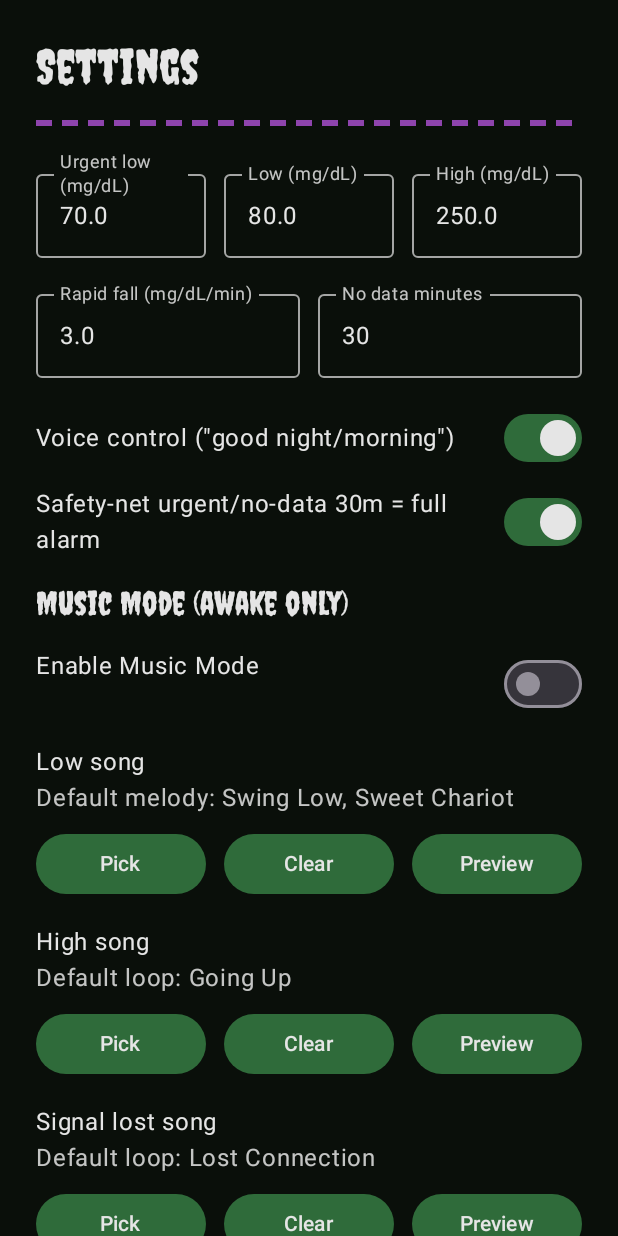
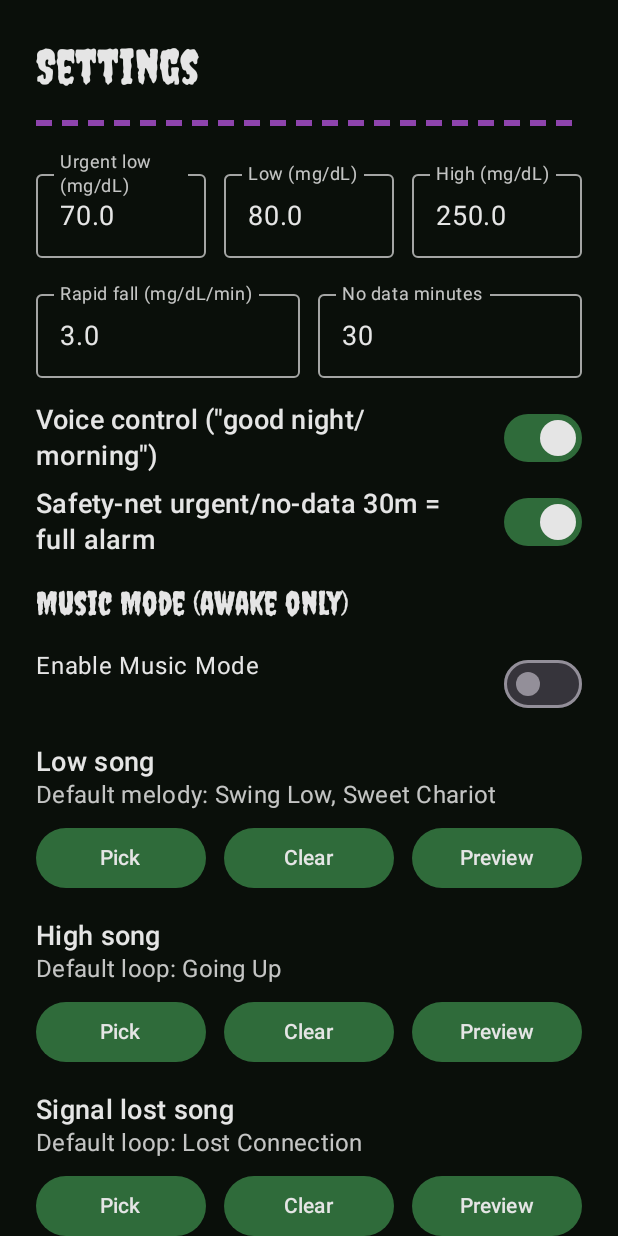
Before and after one commit to codescrapbook/g7-night-alarm, an Android app built with Jetpack Compose: the screen it shows after launch (MainActivity), after a tap on "Settings", on a phone screen of 412 x 824 dp. Run offline under Robolectric (Android 15) with nearby library versions, the phone set to English and light mode, and no system bars; our stand-ins replace Room's generated code.

Commit message:
a11y: alarm screens large AAA text, instruction 28sp above control; age line 24sp; scroll safe at fontScale 2.0; Home/Settings min text sizes and semantics; add fontScale=2 Roborazzi screenshots (phone+tablet) and text-size test; enable Espresso accessibility checks
Co-authored-by: Joe Seeley <codescrapbook@users.noreply.github.com>

```diff
--- a/app/build.gradle.kts
+++ b/app/build.gradle.kts
@@ -117,6 +117,8 @@ dependencies {
     androidTestImplementation("androidx.test:rules:1.6.1")
     androidTestImplementation("androidx.test.espresso:espresso-core:3.6.1")
     androidTestImplementation("androidx.compose.ui:ui-test-junit4")
+    // Espresso Accessibility checks
+    androidTestImplementation("com.google.android.apps.common.testing.accessibility.framework:accessibility-test-framework:4.3.1")
     // Robolectric & test utils
     testImplementation("org.robolectric:robolectric:4.12.2")
     testImplementation("androidx.test:core:1.6.1")
--- a/app/src/main/java/com/g7nightalarm/app/ui/screens/HomeScreen.kt
+++ b/app/src/main/java/com/g7nightalarm/app/ui/screens/HomeScreen.kt
@@ -29,8 +29,11 @@ import androidx.compose.ui.graphics.Color
 import androidx.compose.ui.graphics.Path
 import androidx.compose.ui.text.font.FontWeight
 import androidx.compose.ui.unit.dp
+import androidx.compose.ui.unit.sp
 import androidx.compose.ui.platform.testTag
 import androidx.compose.ui.platform.LocalConfiguration
+import androidx.compose.ui.semantics.semantics
+import androidx.compose.ui.semantics.contentDescription
 import com.g7nightalarm.app.data.AppDatabase
 import com.g7nightalarm.app.mode.AppMode
 import com.g7nightalarm.app.mode.ModeRepository
@@ -148,8 +151,25 @@ fun HomeScreen(
         if (isNarrow) {
             Column(modifier = Modifier.fillMaxWidth(), verticalArrangement = Arrangement.spacedBy(8.dp)) {
                 Column {
-                    Text(title, color = Color.White, style = MaterialTheme.typography.displayLarge, fontWeight = FontWeight.ExtraBold)
-                    Text("Updated ${ageMin}m ago · Mode: ${if (isSleep) "Sleep" else "Awake"}", color = Color(0xFFB0B0B0))
+                    Text(
+                        title,
+                        color = Color.White,
+                        style = MaterialTheme.typography.displayLarge,
+                        fontWeight = FontWeight.ExtraBold,
+                        modifier = Modifier.semantics {
+                            contentDescription = if (latest == null) "No recent reading" else "${UnitsUtil.formatValue(latest!!.mgdl, settings.units)} ${if (settings.units == Units.MG_DL) "mg per deciliter" else "millimoles per liter"}, " +
+                                when (trendArrowFor(latest)) {
+                                    "↗" -> "rising"
+                                    "↘" -> "falling"
+                                    else -> "steady"
+                                }
+                        }
+                    )
+                    Text(
+                        "Updated ${ageMin}m ago · Mode: ${if (isSleep) "Sleep" else "Awake"}",
+                        color = Color(0xFFB0B0B0),
+                        style = MaterialTheme.typography.titleMedium.copy(fontSize = 18.sp)
+                    )
                 }
                 Button(
                     onClick = onOpenSettings,
@@ -167,8 +187,25 @@ fun HomeScreen(
             Row(modifier = Modifier.fillMaxWidth(), horizontalArrangement = Arrangement.SpaceBetween, verticalAlignment = Alignment.CenterVertically) {
                 Column {
                     // High-contrast, large digits readable at distance
-                    Text(title, color = Color.White, style = MaterialTheme.typography.displayLarge, fontWeight = FontWeight.ExtraBold)
-                    Text("Updated ${ageMin}m ago · Mode: ${if (isSleep) "Sleep" else "Awake"}", color = Color(0xFFB0B0B0))
+                    Text(
+                        title,
+                        color = Color.White,
+                        style = MaterialTheme.typography.displayLarge,
+                        fontWeight = FontWeight.ExtraBold,
+                        modifier = Modifier.semantics {
+                            contentDescription = if (latest == null) "No recent reading" else "${UnitsUtil.formatValue(latest!!.mgdl, settings.units)} ${if (settings.units == Units.MG_DL) "mg per deciliter" else "millimoles per liter"}, " +
+                                when (trendArrowFor(latest)) {
+                                    "↗" -> "rising"
+                                    "↘" -> "falling"
+                                    else -> "steady"
+                                }
+                        }
+                    )
+                    Text(
+                        "Updated ${ageMin}m ago · Mode: ${if (isSleep) "Sleep" else "Awake"}",
+                        color = Color(0xFFB0B0B0),
+                        style = MaterialTheme.typography.titleMedium.copy(fontSize = 18.sp)
+                    )
                 }
                 Button(
                     onClick = onOpenSettings,
--- a/app/src/main/java/com/g7nightalarm/app/ui/screens/SettingsScreen.kt
+++ b/app/src/main/java/com/g7nightalarm/app/ui/screens/SettingsScreen.kt
@@ -146,7 +146,10 @@ fun SettingsScreen(onBack: () -> Unit) {
             focusedLabelColor = MaterialTheme.colorScheme.primary,
             unfocusedLabelColor = MaterialTheme.colorScheme.onBackground.copy(alpha = 0.85f)
         )
-        val tfTextStyle = MaterialTheme.typography.bodyLarge.copy(color = MaterialTheme.colorScheme.onBackground)
+        val tfTextStyle = MaterialTheme.typography.bodyLarge.copy(
+            color = MaterialTheme.colorScheme.onBackground,
+            fontSize = 18.sp
+        )
         Row(Modifier.fillMaxWidth(), horizontalArrangement = Arrangement.spacedBy(12.dp)) {
             OutlinedTextField(urgentLow, onValueChange = { urgentLow = it.filter { ch -> ch.isDigit() || ch == '.' } }, label = { Text("Urgent low (mg/dL)") }, modifier = Modifier.weight(1f), colors = tfColors, textStyle = tfTextStyle, enabled = true)
             OutlinedTextField(low, onValueChange = { low = it.filter { ch -> ch.isDigit() || ch == '.' } }, label = { Text("Low (mg/dL)") }, modifier = Modifier.weight(1f), colors = tfColors, textStyle = tfTextStyle, enabled = true)
@@ -169,6 +172,7 @@ fun SettingsScreen(onBack: () -> Unit) {
                 Text(
                     "Voice control (\"good night/morning\")",
                     color = labelColor,
+                    style = MaterialTheme.typography.titleMedium.copy(fontSize = 18.sp),
                     modifier = Modifier.weight(1f),
                     maxLines = if (isNarrow) 2 else 1,
                     overflow = TextOverflow.Ellipsis
@@ -185,6 +189,7 @@ fun SettingsScreen(onBack: () -> Unit) {
                 Text(
                     "Safety-net urgent/no-data 30m = full alarm",
                     color = labelColor,
+                    style = MaterialTheme.typography.titleMedium.copy(fontSize = 18.sp),
                     modifier = Modifier
                         .weight(1f)
                         .testTag("safetyLabel"),
@@ -207,9 +212,9 @@ fun SettingsScreen(onBack: () -> Unit) {
         if (isNarrow) {
             Column(Modifier.fillMaxWidth(), verticalArrangement = Arrangement.spacedBy(8.dp)) {
                 Column(Modifier.fillMaxWidth()) {
-                    Text("Low song", color = labelColor)
-                    val desc = if (musicLowUri.isNotBlank()) "Custom audio selected" else "Default melody: Swing Low, Sweet Chariot"
-                    Text(desc, color = secondaryColor)
+                Text("Low song", color = labelColor, style = MaterialTheme.typography.titleMedium.copy(fontSize = 18.sp))
+                val desc = if (musicLowUri.isNotBlank()) "Custom audio selected" else "Default melody: Swing Low, Sweet Chariot"
+                Text(desc, color = secondaryColor, style = MaterialTheme.typography.bodyMedium.copy(fontSize = 16.sp))
                 }
                 Row(Modifier.fillMaxWidth(), horizontalArrangement = Arrangement.spacedBy(12.dp)) {
                     Button(onClick = { pickAudioLowLauncher?.launch(arrayOf("audio/*")) }, enabled = pickAudioLowLauncher != null, modifier = Modifier.weight(1f)) { Text("Pick") }
@@ -251,9 +256,9 @@ fun SettingsScreen(onBack: () -> Unit) {
         if (isNarrow) {
             Column(Modifier.fillMaxWidth(), verticalArrangement = Arrangement.spacedBy(8.dp)) {
                 Column(Modifier.fillMaxWidth()) {
-                    Text("High song", color = labelColor)
-                    val desc = if (musicHighUri.isNotBlank()) "Custom audio selected" else "Default loop: Going Up"
-                    Text(desc, color = secondaryColor)
+                Text("High song", color = labelColor, style = MaterialTheme.typography.titleMedium.copy(fontSize = 18.sp))
+                val desc = if (musicHighUri.isNotBlank()) "Custom audio selected" else "Default loop: Going Up"
+                Text(desc, color = secondaryColor, style = MaterialTheme.typography.bodyMedium.copy(fontSize = 16.sp))
                 }
                 Row(Modifier.fillMaxWidth(), horizontalArrangement = Arrangement.spacedBy(12.dp)) {
                     Button(onClick = { pickAudioHighLauncher?.launch(arrayOf("audio/*")) }, enabled = pickAudioHighLauncher != null, modifier = Modifier.weight(1f)) { Text("Pick") }
@@ -295,9 +300,9 @@ fun SettingsScreen(onBack: () -> Unit) {
         if (isNarrow) {
             Column(Modifier.fillMaxWidth(), verticalArrangement = Arrangement.spacedBy(8.dp)) {
                 Column(Modifier.fillMaxWidth()) {
-                    Text("Signal lost song", color = labelColor)
-                    val desc = if (musicSignalUri.isNotBlank()) "Custom audio selected" else "Default loop: Lost Connection"
-                    Text(desc, color = secondaryColor)
+                Text("Signal lost song", color = labelColor, style = MaterialTheme.typography.titleMedium.copy(fontSize = 18.sp))
+                val desc = if (musicSignalUri.isNotBlank()) "Custom audio selected" else "Default loop: Lost Connection"
+                Text(desc, color = secondaryColor, style = MaterialTheme.typography.bodyMedium.copy(fontSize = 16.sp))
                 }
                 Row(Modifier.fillMaxWidth(), horizontalArrangement = Arrangement.spacedBy(12.dp)) {
                     Button(onClick = { pickAudioSignalLauncher?.launch(arrayOf("audio/*")) }, enabled = pickAudioSignalLauncher != null, modifier = Modifier.weight(1f)) { Text("Pick") }
```
Also changed, not shown: app/src/main/java/com/g7nightalarm/app/ui/a11y/Semantics.kt (added, +8 -0 lines), app/src/main/java/com/g7nightalarm/app/ui/alarm/AlarmActivity.kt (+72 -18 lines), 3 other files.
